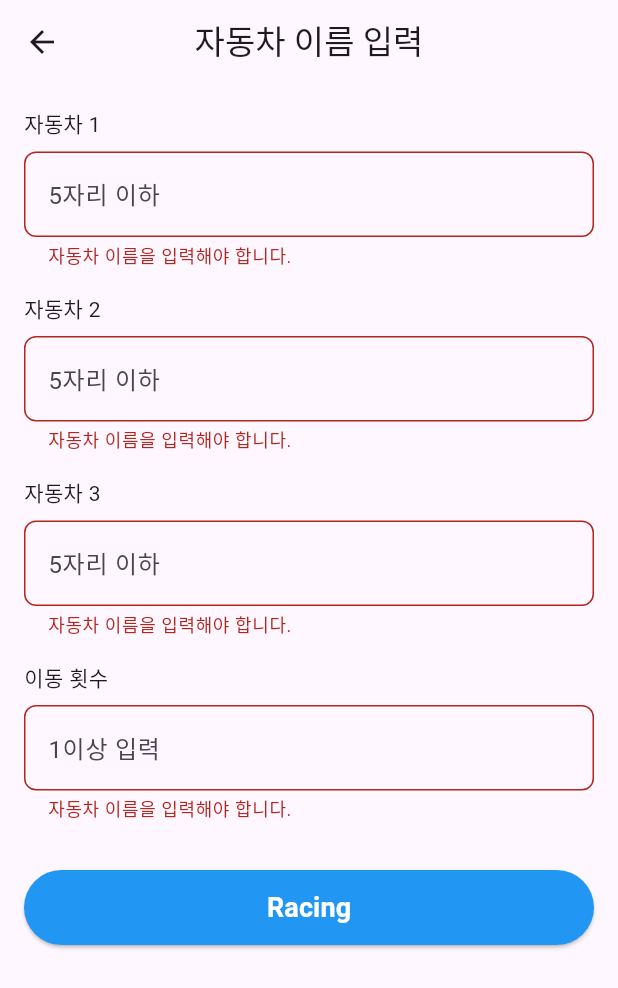
After one commit to GamJaDo/flutter-openmission-8, a Flutter app: the InputScreen screen opened directly, after a tap on "Racing", on a phone screen of 412 x 824 dp. The commit adds this screen. Shown: the top 988 px of the screen. Run offline on Flutter 3.47's test engine with Material 3 defaults, Android fonts, the phone set to English and light mode, and no system bars.

Commit message:
feat:자동차 이름과 이동 횟수를 입력 받는 화면
게임시작 버튼을 누를 시 자동차 3대 이름과 이동횟수를 입력 받는 화면 구성

```diff
--- a/lib/main.dart
+++ b/lib/main.dart
@@ -1,6 +1,7 @@
 import 'package:flutter/material.dart';
 import 'package:flutter_openmission_8_racingcar/providers/racing_game_provider.dart';
 import 'package:flutter_openmission_8_racingcar/screan/home_screen.dart';
+import 'package:flutter_openmission_8_racingcar/screan/input_screen.dart';
 import 'package:provider/provider.dart';
 
 void main() {
@@ -38,7 +39,7 @@ class RacingCarHome extends StatelessWidget {
         if (!provider.isGameStarted) {
           return const HomeScreen();
         }
-        return const HomeScreen();
+        return const InputScreen();
       },
     );
   }
--- /dev/null
+++ b/lib/screan/input_screen.dart
@@ -0,0 +1,142 @@
+import 'package:flutter/material.dart';
+import 'package:provider/provider.dart';
+import 'package:flutter_openmission_8_racingcar/providers/racing_game_provider.dart';
+import 'package:flutter_openmission_8_racingcar/utils/constants.dart';
+
+class InputScreen extends StatefulWidget {
+  const InputScreen({Key? key}) : super(key: key);
+
+  @override
+  State<InputScreen> createState() => _InputScreenState();
+}
+
+class _InputScreenState extends State<InputScreen> {
+  final List<TextEditingController> carNameControllers =
+    List.generate(Constants.numberOfCars, (_) => TextEditingController());
+  final TextEditingController moveCountController = TextEditingController();
+
+  final List<String?> carNameErrors = List.filled(Constants.numberOfCars, null);
+  String? moveCountError;
+
+  @override
+  void dispose() {
+    for (var controller in carNameControllers) {
+      controller.dispose();
+    }
+    moveCountController.dispose();
+    super.dispose();
+  }
+
+  void _startRacing() {
+    final provider = context.read<RacingGameProvider>();
+
+    for (int i=0; i<Constants.numberOfCars; i++) {
+      carNameErrors[i] = null;
+    }
+    moveCountError = null;
+
+    bool hasError = false;
+    for (int i=0; i<Constants.numberOfCars; i++) {
+      carNameErrors[i] = provider.validateCarName(carNameControllers[i].text);
+      if (carNameErrors[i] != null) {
+        hasError = true;
+      }
+    }
+
+    moveCountError = provider.validateMoveCount(moveCountController.text);
+    if (moveCountError != null) {
+      hasError = true;
+    }
+
+    if (hasError) {
+      setState(() {});
+    }
+    return;
+
+    List<String> carNames = [];
+    for (var controller in carNameControllers) {
+      carNames.add(controller.text);
+    }
+
+    String moveCountText = moveCountController.text;
+    int moveCount = int.parse(moveCountText);
+
+    provider.startGame(carNames, moveCount);
+    provider.playTurn();
+  }
+
+  @override
+  Widget build(BuildContext context) {
+    return Scaffold(
+      appBar: AppBar(
+        title: const Text('자동차 이름 입력'),
+        centerTitle: true,
+      ),
+      body: SingleChildScrollView(
+        padding: const EdgeInsets.all(Constants.defaultPadding),
+        child: Column(
+          children: [
+            for (int i=0; i<Constants.numberOfCars; i++)
+              Column(
+                crossAxisAlignment: CrossAxisAlignment.start,
+                children: [
+                  Text('자동차 ${i+1}'),
+                  const SizedBox(height: 8),
+                  TextField(
+                    controller: carNameControllers[i],
+                    decoration: InputDecoration(
+                      hintText: Constants.carNameHint,
+                      border: OutlineInputBorder(
+                        borderRadius: BorderRadius.circular(8),
+                      ),
+                      errorText: carNameErrors[i],
+                    ),
+                  ),
+                  const SizedBox(height: 16),
+                ],
+              ),
+
+            Column(
+                crossAxisAlignment: CrossAxisAlignment.start,
+                children: [
+                  const Text('이동 횟수'),
+                  const SizedBox(height: 8),
+                  TextField(
+                    controller: moveCountController,
+                    keyboardType: TextInputType.number,
+                    decoration: InputDecoration(
+                      hintText: Constants.moveCountHint,
+                      border: OutlineInputBorder(
+                        borderRadius: BorderRadius.circular(8),
+                      ),
+                      errorText: moveCountError,
+                    ),
+                  ),
+                ],
+              ),
+
+            const SizedBox(height: 32,),
+            SizedBox(
+              width: double.infinity,
+              height: Constants.buttonHeight,
+              child: ElevatedButton(
+                onPressed: _startRacing,
+                style: ElevatedButton.styleFrom(
+                  backgroundColor: Colors.blue,
+                ),
+                child: const Text(
+                  Constants.racingButton,
+                  style: TextStyle(
+                    fontSize: 18,
+                    fontWeight: FontWeight.bold,
+                    color: Colors.white,
+                  ),
+                ),
+              ),
+            ),
+          ],
+        ),
+      )
+    );
+  }
+}
--- a/lib/utils/constants.dart
+++ b/lib/utils/constants.dart
@@ -6,7 +6,13 @@ class Constants {
   static const int playIntervalMs = 1000;
   static const int maxCarNameLength = 5;
 
+  static const double defaultPadding = 16.0;
+  static const double buttonHeight = 50.0;
+
   static const String startGameBuuton = '게임 시작';
+  static const String racingButton = 'Racing';
+  static const String carNameHint = '5자리 이하';
+  static const String moveCountHint = '1이상 입력';
 
   static const String emptyCarNameError = '자동차 이름을 입력해야 합니다.';
   static const String carNameTooLongError = '자동차 이름은 5자 이하여야 합니다.';
```
